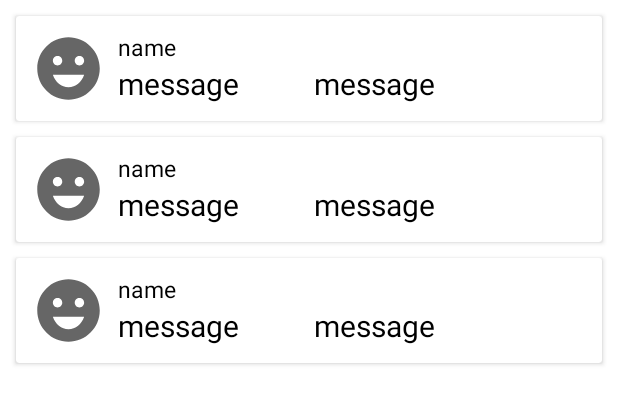
After one commit to pSwitakowski/Mess, an Android app: the layout fragment_users.xml on its own in the app's theme, with its tools: preview values and no code run, on a phone screen of 412 x 824 dp. The commit adds this screen. Shown: the top 404 px of the screen. Run offline under Robolectric (Android 15) with nearby library versions, the phone set to English and light mode, and no system bars; Roboto replaces fonts that are not available here.

Commit message:
added user list and fetching it to a fragment

```diff
--- a/app/src/main/java/com/example/mess/BaseFragment.kt
+++ b/app/src/main/java/com/example/mess/BaseFragment.kt
@@ -3,7 +3,6 @@ package com.example.mess
 import android.content.Intent
 import androidx.fragment.app.Fragment
 import com.example.mess.activities.MainActivity
-import com.example.mess.home.HomeFragment
 
 abstract class BaseFragment : Fragment() {
     protected fun startApp(){
--- a/app/src/main/java/com/example/mess/home/HomeViewModel.kt
+++ b/app/src/main/java/com/example/mess/home/MessagesViewModel.kt
@@ -2,6 +2,6 @@ package com.example.mess.home
 
 import androidx.lifecycle.ViewModel
 
-class HomeViewModel : ViewModel() {
+class MessagesViewModel : ViewModel() {
 
 }
--- a/app/src/main/res/layout/activity_main.xml
+++ b/app/src/main/res/layout/activity_main.xml
@@ -16,7 +16,8 @@
         app:layout_constraintEnd_toEndOf="parent"
         app:layout_constraintHorizontal_bias="0.0"
         app:layout_constraintStart_toStartOf="parent"
-        app:menu="@menu/bottom_menu" />
+        app:menu="@menu/bottom_menu"
+        app:labelVisibilityMode="unlabeled" />
 
     <fragment
         android:id="@+id/fragment_navhost_mainactivity"
--- a/app/src/main/res/layout/fragment_home.xml
+++ b/app/src/main/res/layout/fragment_messages.xml
@@ -1,15 +1,15 @@
 <?xml version="1.0" encoding="utf-8"?>
 <androidx.constraintlayout.widget.ConstraintLayout xmlns:android="http://schemas.android.com/apk/res/android"
     xmlns:app="http://schemas.android.com/apk/res-auto"
-    android:id="@+id/home_cl"
+    android:id="@+id/messages_cl"
     android:layout_width="match_parent"
     android:layout_height="match_parent">
 
     <TextView
-        android:id="@+id/home_fragment_tv"
+        android:id="@+id/messages_fragment_tv"
         android:layout_width="wrap_content"
         android:layout_height="wrap_content"
-        android:text="@string/home_fragment_tv"
+        android:text="@string/messages_fragment_tv"
         app:layout_constraintBottom_toBottomOf="parent"
         app:layout_constraintEnd_toEndOf="parent"
         app:layout_constraintStart_toStartOf="parent"
--- /dev/null
+++ b/app/src/main/res/layout/fragment_users.xml
@@ -0,0 +1,19 @@
+<?xml version="1.0" encoding="utf-8"?>
+<RelativeLayout xmlns:android="http://schemas.android.com/apk/res/android"
+    xmlns:tools="http://schemas.android.com/tools"
+    android:layout_width="match_parent"
+    android:layout_height="match_parent"
+    tools:context=".activities.MainActivity">
+
+    <androidx.recyclerview.widget.RecyclerView
+        android:id="@+id/users_recycler_view"
+        android:layout_width="match_parent"
+        android:layout_height="match_parent"
+        android:clipToPadding="false"
+        android:padding="5dp"
+        tools:listitem="@layout/user_item">
+
+
+
+    </androidx.recyclerview.widget.RecyclerView>
+</RelativeLayout>
--- /dev/null
+++ b/app/src/main/res/layout/user_item.xml
@@ -0,0 +1,53 @@
+<?xml version="1.0" encoding="utf-8"?>
+<androidx.cardview.widget.CardView xmlns:android="http://schemas.android.com/apk/res/android"
+    android:layout_width="match_parent"
+    android:layout_height="wrap_content"
+    android:layout_margin="5dp
+">
+
+    <RelativeLayout
+        android:layout_width="match_parent"
+        android:layout_height="match_parent"
+        android:padding="10dp">
+
+        <ImageView
+            android:id="@+id/user_item_iv"
+            android:layout_width="50dp"
+            android:layout_height="50dp"
+            android:layout_marginEnd="8dp"
+            android:src="@drawable/ic_baseline_emoji_emotions_24" />
+
+        <TextView
+            android:id="@+id/user_item_name_tv"
+            android:layout_width="wrap_content"
+            android:layout_height="wrap_content"
+            android:layout_toEndOf="@+id/user_item_iv"
+            android:text="name"
+            android:textColor="@color/black"
+            android:textSize="15sp" />
+
+        <TextView
+            android:id="@+id/user_item_email_tv"
+            android:layout_width="wrap_content"
+            android:layout_height="wrap_content"
+            android:layout_below="@+id/user_item_name_tv"
+            android:layout_toEndOf="@id/user_item_iv"
+            android:text="message"
+            android:textColor="@color/black"
+            android:textSize="20sp" />
+
+        <TextView
+            android:id="@+id/user_item_online_tv"
+            android:layout_width="wrap_content"
+            android:layout_height="wrap_content"
+            android:layout_toEndOf="@id/user_item_email_tv"
+            android:layout_below="@id/user_item_name_tv"
+            android:text="message"
+            android:textColor="@color/black"
+            android:textSize="20sp"
+            android:layout_marginStart="50dp"/>
+
+
+    </RelativeLayout>
+
+</androidx.cardview.widget.CardView>
--- a/app/src/main/res/values/strings.xml
+++ b/app/src/main/res/values/strings.xml
@@ -18,4 +18,6 @@
     <string name="name">Name</string>
     <string name="change_password">Change password</string>
     <string name="change_profile_data">Change Profile Data</string>
+    <string name="bottomnavbar_messaages_title">Messages</string>
+    <string name="messages_fragment_tv">Messages Activity</string>
 </resources>
```
Also changed, not shown: app/build.gradle (+9 -4 lines), app/src/main/java/com/example/mess/activities/MainActivity.kt (+16 -5 lines), app/src/main/java/com/example/mess/data/Message.kt (added, +9 -0 lines), app/src/main/java/com/example/mess/home/MessagesFragment.kt (renamed from app/src/main/java/com/example/mess/home/HomeFragment.kt, +5 -4 lines), app/src/main/java/com/example/mess/repository/FirebaseRepository.kt (+16 -0 lines), app/src/main/java/com/example/mess/users/UserAdapter.kt (added, +57 -0 lines), app/src/main/java/com/example/mess/users/UsersFragment.kt (added, +46 -0 lines), app/src/main/java/com/example/mess/users/UsersViewModel.kt (added, +10 -0 lines), app/src/main/res/menu/bottom_menu.xml (+10 -4 lines), app/src/main/res/navigation/main_nav.xml (+12 -6 lines).
